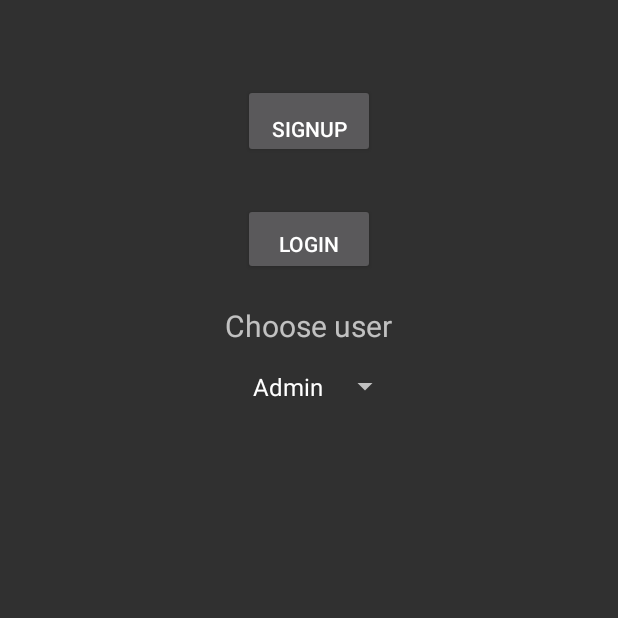
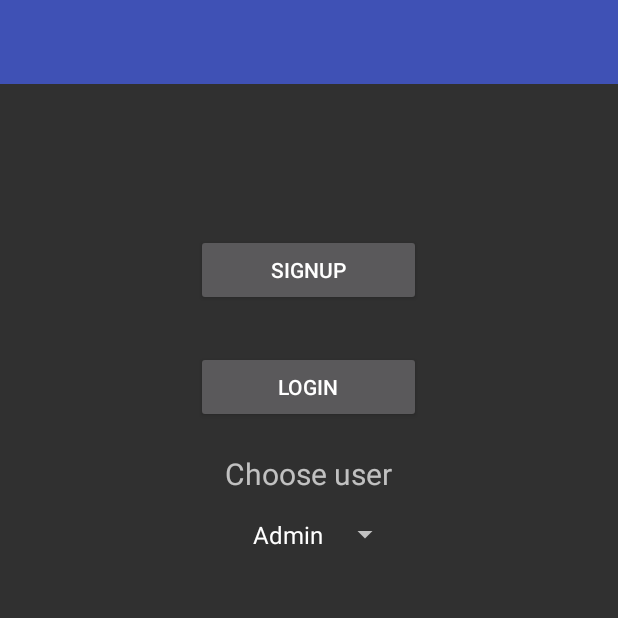
Before and after one commit to AnvilCode/Mappr, an Android app: the screen it shows after launch (MainActivity), on a phone screen of 412 x 824 dp, the top half of it. Run offline under Robolectric (Android 15) with nearby library versions, the phone set to English and light mode, and no system bars.

Commit message:
admin list added

```diff
--- a/app/src/main/java/com/anvil/mappr/AdminActivity.java
+++ b/app/src/main/java/com/anvil/mappr/AdminActivity.java
@@ -18,5 +18,6 @@ public class AdminActivity extends AppCompatActivity{
         setContentView(R.layout.admin_activity);
         Toolbar toolbar = (Toolbar) findViewById(R.id.app_bar);
         setSupportActionBar(toolbar);
+        toolbar.setTitle("Mappr");
     }
 }
--- a/app/src/main/res/layout/activity_main.xml
+++ b/app/src/main/res/layout/activity_main.xml
@@ -3,21 +3,34 @@
     xmlns:tools="http://schemas.android.com/tools"
     android:layout_width="match_parent"
     android:layout_height="match_parent"
-    android:paddingBottom="@dimen/activity_vertical_margin"
-    android:paddingLeft="@dimen/activity_horizontal_margin"
-    android:paddingRight="@dimen/activity_horizontal_margin"
-    android:paddingTop="@dimen/activity_vertical_margin"
     tools:context="com.anvil.mappr.MainActivity">
+    <include
+        layout="@layout/app_bar"
+        android:id="@+id/app_bar"
+        />
 
 <Button
-    android:layout_marginTop="40dp"
-    android:paddingTop="20dp"
-    android:layout_width="wrap_content"
+    android:layout_below="@id/app_bar"
+    android:layout_marginTop="100dp"
+    android:layout_width="150dp"
     android:layout_height="wrap_content"
     android:layout_centerHorizontal="true"
     android:text="Signup"
     android:id="@+id/signup"
     android:onClick="sign"
+    android:padding="5dp"
+    />
+
+    <Button
+    android:layout_marginTop="30dp"
+    android:id="@+id/login"
+    android:layout_width="150dp"
+    android:layout_height="wrap_content"
+    android:layout_below="@+id/signup"
+    android:layout_centerHorizontal="true"
+    android:text="Login"
+    android:onClick="log"
+    android:padding="5dp"
     />
     <TextView
         android:id="@+id/text"
@@ -28,6 +41,7 @@
         android:textSize="20dp"
         android:layout_below="@+id/login"
         android:layout_centerHorizontal="true"/>
+
     <Spinner
         android:layout_width="wrap_content"
         android:layout_height="wrap_content"
@@ -38,16 +52,6 @@
         android:entries="@array/signup_as"
         android:layout_below="@+id/text"
         ></Spinner>
-    <Button
-        android:layout_marginTop="30dp"
-        android:id="@+id/login"
-        android:layout_width="wrap_content"
-        android:paddingTop="16dp"
-        android:layout_height="wrap_content"
-        android:layout_below="@+id/signup"
-        android:layout_centerHorizontal="true"
-        android:text="Login"
-        android:onClick="log"
-        />
+
 
 </RelativeLayout>
--- a/app/src/main/res/values/strings.xml
+++ b/app/src/main/res/values/strings.xml
@@ -10,4 +10,10 @@
         <item>Institute</item>
 
     </string-array>
+    <string-array name="AdminList">
+        <item>CREATE POLLS</item>
+        <item>ATTENDANCE</item>
+        <item>STUDENT MARKS</item>
+        <item>STUDENT FEE</item>
+    </string-array>
 </resources>
```
